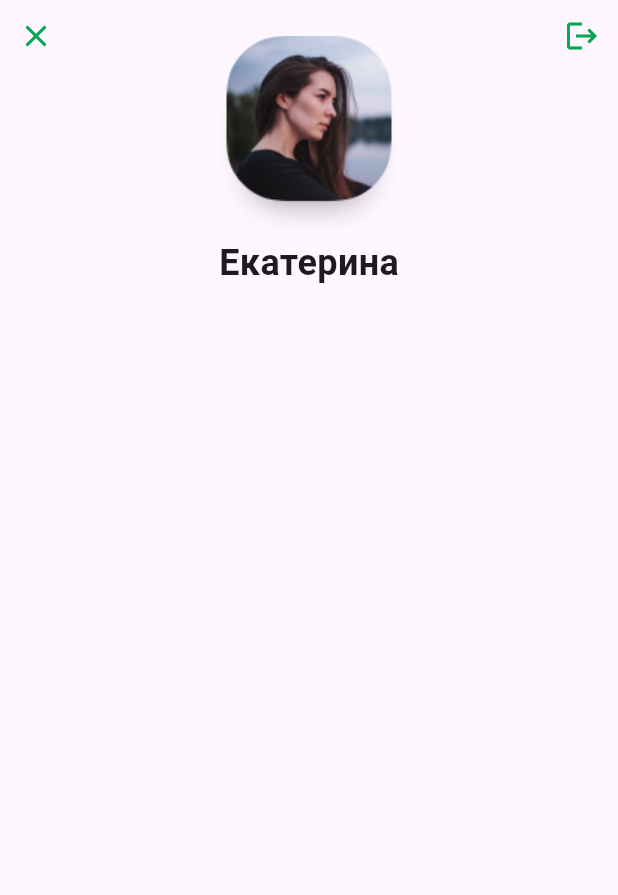
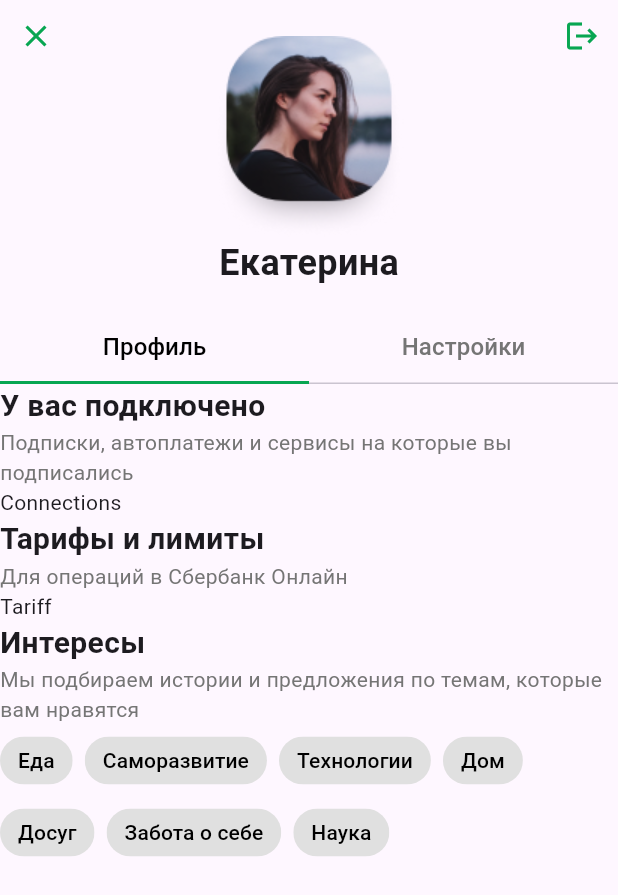
Before and after one commit to Qiraa/FlutterLab, a Flutter app: the screen it shows after launch, on a phone screen of 412 x 824 dp. Shown: the top 895 px of the screen. Run offline on Flutter 3.47's test engine with Material 3 defaults, Android fonts, the phone set to English and light mode, and no system bars.

Commit message:
Add sections and chips

```diff
--- /dev/null
+++ b/lib/connected_section.dart
@@ -0,0 +1,15 @@
+import 'package:flutter/cupertino.dart';
+import 'package:flutter_lab/profile_section.dart';
+
+class ConnectedSection extends StatelessWidget {
+  const ConnectedSection({super.key});
+
+  @override
+  Widget build(BuildContext context) {
+    return const ProfileSection(
+      title: "У вас подключено",
+      description: "Подписки, автоплатежи и сервисы на которые вы подписались",
+      child: Text("Connections"),
+    );
+  }
+}
--- a/lib/main.dart
+++ b/lib/main.dart
@@ -12,7 +12,10 @@ class MyApp extends StatelessWidget {
   Widget build(BuildContext context) {
     return const Scaffold(
         body: SafeArea(
-          child: ProfileScreen(),
+          child: DefaultTabController(
+              length: 2,
+              child: ProfileScreen(),
+          ),
         )
     );
   }
--- a/lib/profile.dart
+++ b/lib/profile.dart
@@ -1,5 +1,8 @@
 import 'package:flutter/material.dart';
+import 'package:flutter_lab/connected_section.dart';
 import 'package:flutter_lab/profile_header.dart';
+import 'package:flutter_lab/tags_section.dart';
+import 'package:flutter_lab/tariff_sectiom.dart';
 
 class ProfileScreen extends StatelessWidget {
   const ProfileScreen({super.key});
@@ -7,10 +10,14 @@ class ProfileScreen extends StatelessWidget {
   @override
   Widget build(BuildContext context) {
     return const Column(
-        mainAxisSize: MainAxisSize.max,
-        children: [
-          ProfileHeader()
-        ],
-      );
+      crossAxisAlignment: CrossAxisAlignment.start,
+      mainAxisSize: MainAxisSize.max,
+      children: [
+        ProfileHeader(),
+        ConnectedSection(),
+        TariffSection(),
+        TagsSection(),
+      ],
+    );
   }
 }
--- a/lib/profile_header.dart
+++ b/lib/profile_header.dart
@@ -6,10 +6,8 @@ class ProfileHeader extends StatelessWidget {
 
   @override
   Widget build(BuildContext context) {
-    return SizedBox(
-        height: 300,
-        child: Stack(
-          alignment: AlignmentDirectional.center,
+    return Stack(
+          alignment: AlignmentDirectional.topCenter,
           children: [
             Container(
               alignment: Alignment.topLeft,
@@ -38,11 +36,26 @@ class ProfileHeader extends StatelessWidget {
                             fontWeight: FontWeight.bold
                         ),
                       ),
+                      const SizedBox(height: 16),
+                      TabBar(
+                        indicatorSize: TabBarIndicatorSize.tab,
+                        labelStyle: const TextStyle(fontSize: 16),
+                        indicatorColor: AppColors.brandGreen,
+                        labelColor: Colors.black,
+                        unselectedLabelColor: Colors.grey.shade600,
+                        tabs: const [
+                          Tab(
+                            text: "Профиль",
+                          ),
+                          Tab(
+                            text: "Настройки",
+                          )
+                        ],
+                      )
                     ]
                 ),
             ),
           ],
-        )
     );
   }
 }
--- /dev/null
+++ b/lib/profile_section.dart
@@ -0,0 +1,37 @@
+import 'package:flutter/cupertino.dart';
+import 'package:flutter/material.dart';
+
+class ProfileSection extends StatelessWidget {
+
+  final String _title;
+  final String _description;
+  final Widget _child;
+
+  const ProfileSection({
+    super.key,
+    required String title,
+    required String description,
+    required Widget child,
+  }):
+      _title = title,
+      _description = description,
+      _child = child;
+
+  @override
+  Widget build(BuildContext context) {
+    return Column(
+      crossAxisAlignment: CrossAxisAlignment.start,
+      children: [
+        Text(
+          _title,
+          style: const TextStyle(fontSize: 20, fontWeight: FontWeight.bold),
+        ),
+        Text(
+          _description,
+          style: TextStyle(fontSize: 14, color: Colors.grey.shade600),
+        ),
+        _child,
+      ]
+    );
+  }
+}
--- /dev/null
+++ b/lib/tags_section.dart
@@ -0,0 +1,58 @@
+import 'package:flutter/material.dart';
+import 'package:flutter_lab/profile_section.dart';
+
+class TagsSection extends StatefulWidget {
+  const TagsSection({super.key});
+
+  @override
+  State<StatefulWidget> createState() {
+    return _TagsSectionState();
+  }
+}
+
+class _TagsSectionState extends State<TagsSection> {
+
+  Set<String> selected = {};
+
+  @override
+  Widget build(BuildContext context) {
+    var tags = [
+      "Еда", "Саморазвитие", "Технологии", "Дом", "Досуг", "Забота о себе", "Наука"];
+    var chips = tags
+        .map((tag) {
+          return ChoiceChip(
+            label: Text(tag),
+            selected: selected.contains(tag),
+            padding: const EdgeInsets.all(4),
+            shape: const RoundedRectangleBorder(
+                borderRadius: BorderRadius.all(Radius.circular(16))
+            ),
+            disabledColor: Colors.grey.shade300,
+            backgroundColor: Colors.grey.shade300,
+            selectedColor: Colors.grey.shade400,
+            side: BorderSide.none,
+            showCheckmark: false,
+            labelStyle: const TextStyle(color: Colors.black),
+            onSelected: (isSelected) {
+              setState(() {
+                if (isSelected) {
+                  selected.add(tag);
+                } else {
+                  selected.remove(tag);
+                }
+              });
+            },
+          );
+        })
+        .toList();
+
+    return ProfileSection(
+      title: "Интересы",
+      description: "Мы подбираем истории и предложения по темам, которые вам нравятся",
+      child: Wrap(
+        spacing: 8,
+        children: chips,
+      ),
+    );
+  }
+}
--- /dev/null
+++ b/lib/tariff_sectiom.dart
@@ -0,0 +1,15 @@
+import 'package:flutter/cupertino.dart';
+import 'package:flutter_lab/profile_section.dart';
+
+class TariffSection extends StatelessWidget {
+  const TariffSection({super.key});
+
+  @override
+  Widget build(BuildContext context) {
+    return const ProfileSection(
+        title: "Тарифы и лимиты",
+        description: "Для операций в Сбербанк Онлайн",
+        child: Text("Tariff"),
+    );
+  }
+}
```
